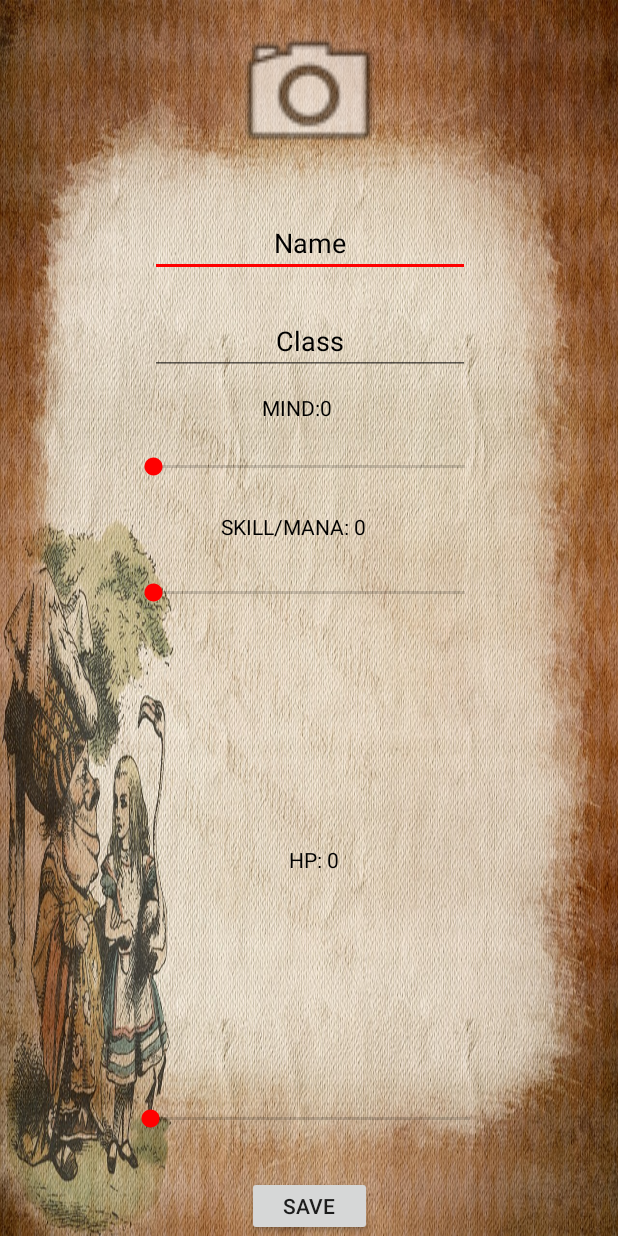
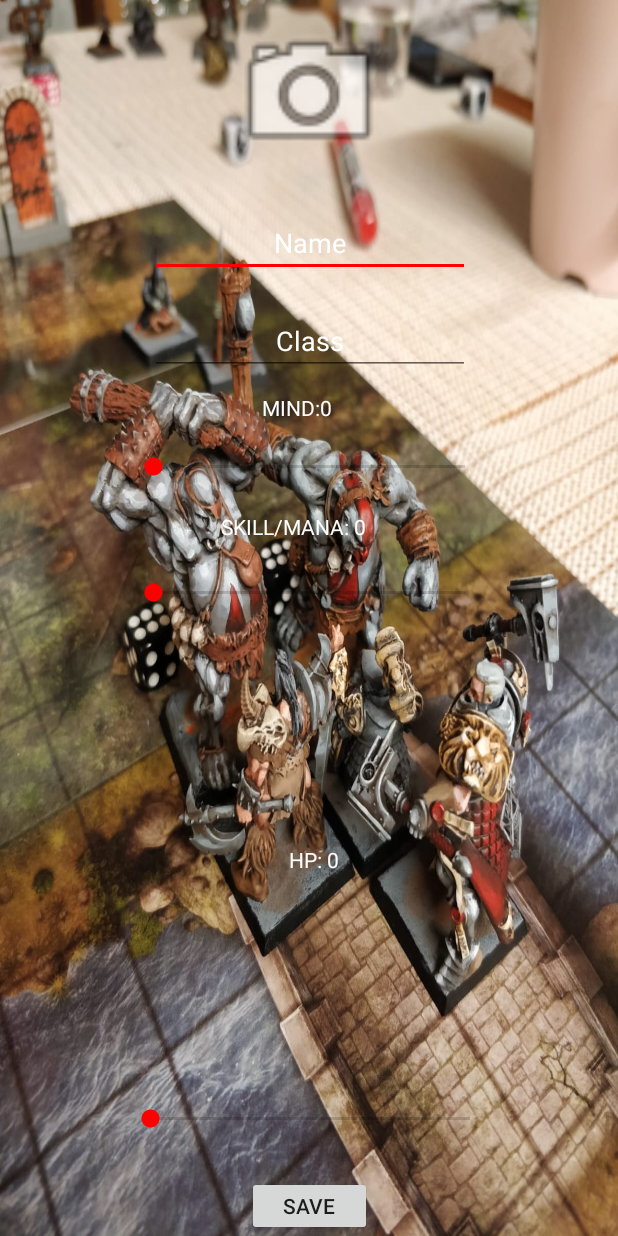
Before and after one commit to Risto12/Absolution, an Android app: the CharCreationActivity screen opened directly, with no data from a screen before it, on a phone screen of 412 x 824 dp. Run offline under Robolectric (Android 15) with nearby library versions, the phone set to English and light mode, and no system bars.

Commit message:
beta 1.0

```diff
--- a/app/src/main/java/com/example/root/absolution2/DataBase.kt
+++ b/app/src/main/java/com/example/root/absolution2/DataBase.kt
@@ -160,7 +160,7 @@ class DataBase(context: Context) : SQLiteOpenHelper(context,"AbsolutionDB",null,
 
 
         return NewChar(result.getInt(0),result.getString(1),result.getString(2),result.getInt(3),result.getInt(4),result.getInt(5),
-                result.getInt(6), null, result.getInt(8))
+                result.getInt(6), blop(result.getBlob(7)), result.getInt(8))
 
 
     }
--- a/app/src/main/res/layout/activity_char.xml
+++ b/app/src/main/res/layout/activity_char.xml
@@ -2,9 +2,10 @@
 <android.support.constraint.ConstraintLayout xmlns:android="http://schemas.android.com/apk/res/android"
     xmlns:app="http://schemas.android.com/apk/res-auto"
     xmlns:tools="http://schemas.android.com/tools"
+    android:id="@+id/CharCons"
     android:layout_width="match_parent"
     android:layout_height="match_parent"
-    android:background="@drawable/samurai"
+    android:background="@drawable/abs2"
     tools:context=".CharActivity">
 
     <View
--- a/app/src/main/res/layout/activity_char_creation.xml
+++ b/app/src/main/res/layout/activity_char_creation.xml
@@ -4,7 +4,7 @@
     xmlns:tools="http://schemas.android.com/tools"
     android:layout_width="match_parent"
     android:layout_height="match_parent"
-    android:background="@drawable/alice"
+    android:background="@drawable/abs2"
     tools:context=".CharCreationActivity">
 
     <Button
@@ -30,7 +30,7 @@
         android:inputType="textPersonName"
         android:text="Name"
         android:textAlignment="center"
-        android:textColor="@android:color/background_dark"
+        android:textColor="@android:color/white"
         app:layout_constraintEnd_toEndOf="parent"
         app:layout_constraintHorizontal_bias="0.503"
         app:layout_constraintStart_toStartOf="parent"
@@ -58,7 +58,7 @@
         android:layout_marginStart="8dp"
         android:layout_marginTop="12dp"
         android:text="HP: 0"
-        android:textColor="@android:color/black"
+        android:textColor="@android:color/white"
         app:layout_constraintBottom_toTopOf="@+id/hpBar"
         app:layout_constraintEnd_toEndOf="parent"
         app:layout_constraintHorizontal_bias="0.795"
@@ -77,7 +77,7 @@
         android:text="Class"
         android:maxLength="15"
         android:textAlignment="center"
-        android:textColor="@android:color/black"
+        android:textColor="@android:color/white"
         app:layout_constraintEnd_toEndOf="parent"
         app:layout_constraintHorizontal_bias="0.503"
         app:layout_constraintStart_toStartOf="parent"
@@ -91,7 +91,7 @@
         android:layout_marginStart="8dp"
         android:layout_marginTop="12dp"
         android:text="MIND:0"
-        android:textColor="@android:color/background_dark"
+        android:textColor="@android:color/white"
         app:layout_constraintEnd_toEndOf="parent"
         app:layout_constraintHorizontal_bias="0.501"
         app:layout_constraintStart_toStartOf="parent"
@@ -116,7 +116,7 @@
         android:layout_marginStart="8dp"
         android:layout_marginTop="12dp"
         android:text="SKILL/MANA: 0"
-        android:textColor="@android:color/background_dark"
+        android:textColor="@android:color/white"
         app:layout_constraintEnd_toEndOf="parent"
         app:layout_constraintHorizontal_bias="0.501"
         app:layout_constraintStart_toStartOf="parent"
--- a/app/src/main/res/layout/activity_main.xml
+++ b/app/src/main/res/layout/activity_main.xml
@@ -4,7 +4,7 @@
     xmlns:tools="http://schemas.android.com/tools"
     android:layout_width="match_parent"
     android:layout_height="match_parent"
-    android:background="@drawable/samurai"
+    android:background="@drawable/abs2"
     tools:context=".MainActivity">
 
     <TextView
--- a/app/src/main/res/layout/activity_play.xml
+++ b/app/src/main/res/layout/activity_play.xml
@@ -4,7 +4,7 @@
     xmlns:tools="http://schemas.android.com/tools"
     android:layout_width="match_parent"
     android:layout_height="match_parent"
-    android:background="@drawable/com"
+    android:background="@drawable/abs2"
     tools:context=".PlayActivity">
 
     <TextView
```
Also changed, not shown: app/src/main/AndroidManifest.xml (+6 -2 lines), app/src/main/java/com/example/root/absolution2/CharActivity.kt (+11 -1 lines), app/src/main/java/com/example/root/absolution2/CharCreationActivity.kt (+43 -6 lines), app/src/main/java/com/example/root/absolution2/NewChar.kt (+21 -2 lines), app/src/main/res/drawable/abs2.jpg (added), app/src/main/res/drawable/alice.jpg (deleted), app/src/main/res/drawable/com.jpg (deleted), app/src/main/res/drawable/samurai.jpg (deleted), app/src/main/res/mipmap-hdpi/abs2.jpg (added), app/src/main/res/mipmap-xxhdpi/samurai.jpg (deleted), 1143 other files.
